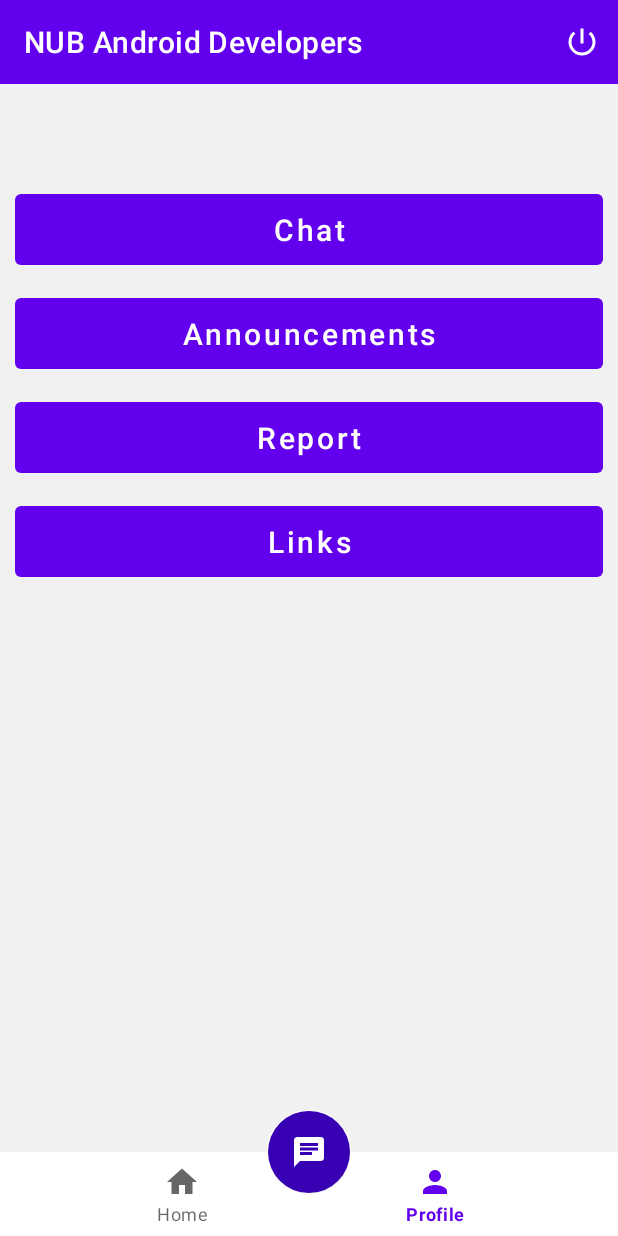
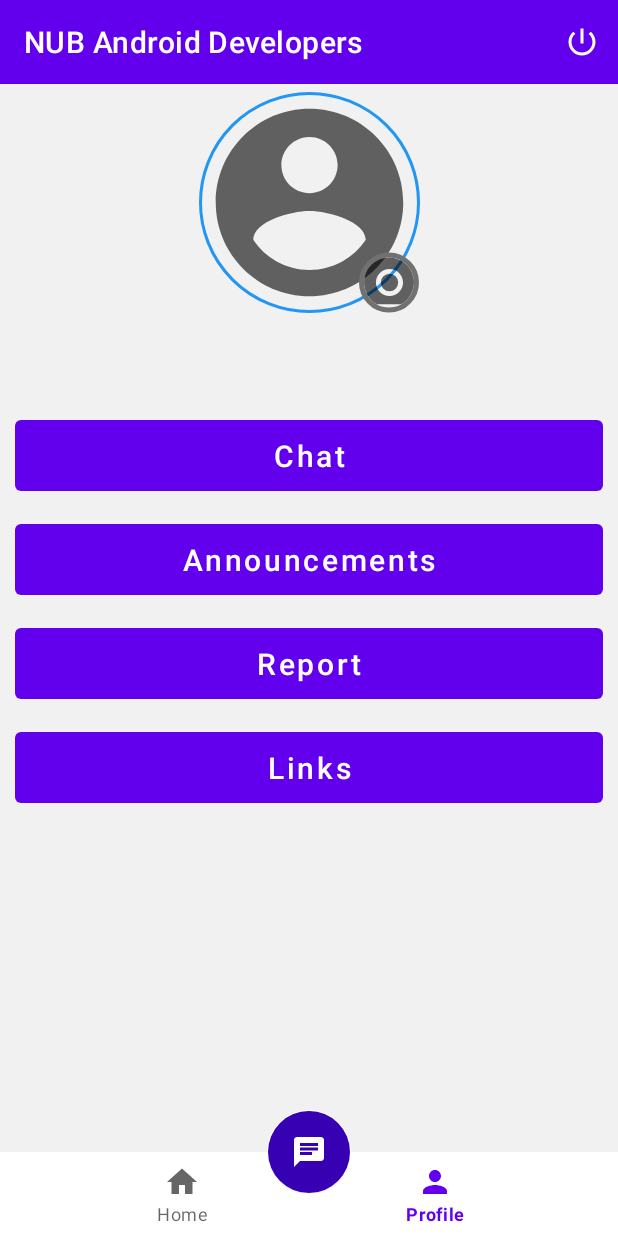
Before and after one commit to ShakibUddin/NUB-Android-Developers, an Android app: the screen it shows after launch once a user with an empty profile is signed in (MainActivity), item 2 of the bottom bar chosen, on a phone screen of 412 x 824 dp. Run offline under Robolectric (Android 15) with nearby library versions, the phone set to English and light mode, and no system bars; our stand-ins replace CircleImageView, Firebase (no records; nobody signed in at launch, a user with empty details on screens opened directly); libraries missing offline, so code that uses them is left out: com.synnapps.carouselview; 4 statements that could not run were skipped.

Commit message:
add chat and annoncement fragment and add dialog box in porfile fragment to capture picture from camera and gallery

```diff
--- a/app/build.gradle
+++ b/app/build.gradle
@@ -45,4 +45,6 @@ dependencies {
     implementation platform('com.google.firebase:firebase-bom:26.1.0')
     implementation 'com.google.firebase:firebase-auth'
     implementation "androidx.cardview:cardview:1.0.0"
+
+    implementation 'de.hdodenhof:circleimageview:3.1.0'
 }
--- /dev/null
+++ b/app/src/main/res/drawable/ic_baseline_account_circle_24.xml
@@ -0,0 +1,10 @@
+<vector xmlns:android="http://schemas.android.com/apk/res/android"
+    android:width="24dp"
+    android:height="24dp"
+    android:viewportWidth="24"
+    android:viewportHeight="24"
+    android:tint="?attr/colorControlNormal">
+  <path
+      android:fillColor="@android:color/white"
+      android:pathData="M12,2C6.48,2 2,6.48 2,12s4.48,10 10,10 10,-4.48 10,-10S17.52,2 12,2zM12,5c1.66,0 3,1.34 3,3s-1.34,3 -3,3 -3,-1.34 -3,-3 1.34,-3 3,-3zM12,19.2c-2.5,0 -4.71,-1.28 -6,-3.22 0.03,-1.99 4,-3.08 6,-3.08 1.99,0 5.97,1.09 6,3.08 -1.29,1.94 -3.5,3.22 -6,3.22z"/>
+</vector>
--- /dev/null
+++ b/app/src/main/res/drawable/ic_baseline_camera_alt_24.xml
@@ -0,0 +1,13 @@
+<vector xmlns:android="http://schemas.android.com/apk/res/android"
+    android:width="24dp"
+    android:height="24dp"
+    android:viewportWidth="24"
+    android:viewportHeight="24"
+    android:tint="?attr/colorControlNormal">
+  <path
+      android:fillColor="@android:color/white"
+      android:pathData="M12,12m-3.2,0a3.2,3.2 0,1 1,6.4 0a3.2,3.2 0,1 1,-6.4 0"/>
+  <path
+      android:fillColor="@android:color/white"
+      android:pathData="M9,2L7.17,4L4,4c-1.1,0 -2,0.9 -2,2v12c0,1.1 0.9,2 2,2h16c1.1,0 2,-0.9 2,-2L22,6c0,-1.1 -0.9,-2 -2,-2h-3.17L15,2L9,2zM12,17c-2.76,0 -5,-2.24 -5,-5s2.24,-5 5,-5 5,2.24 5,5 -2.24,5 -5,5z"/>
+</vector>
--- a/app/src/main/res/layout/fragment_profile.xml
+++ b/app/src/main/res/layout/fragment_profile.xml
@@ -7,19 +7,47 @@
     android:background="@color/appBackGround"
     tools:context=".fragments.ProfileFragment">
 
+
+    <de.hdodenhof.circleimageview.CircleImageView
+        android:id="@+id/profile_image"
+        android:layout_width="147dp"
+        android:layout_height="150dp"
+        android:layout_marginTop="4dp"
+        android:src="@drawable/ic_baseline_account_circle_24"
+        app:civ_border_color="#2196F3"
+        app:civ_border_width="2dp"
+        app:layout_constraintEnd_toEndOf="parent"
+        app:layout_constraintStart_toStartOf="parent"
+        app:layout_constraintTop_toTopOf="parent"
+        tools:ignore="MissingConstraints" />
+
+    <de.hdodenhof.circleimageview.CircleImageView
+        android:id="@+id/camera"
+        android:layout_width="40dp"
+        android:layout_height="43dp"
+        android:src="@drawable/ic_baseline_camera_alt_24"
+        app:civ_border_color="#71716F"
+        app:civ_border_width="3dp"
+        app:layout_constraintBottom_toBottomOf="@+id/profile_image"
+        app:layout_constraintEnd_toEndOf="parent"
+        app:layout_constraintHorizontal_bias="0.644"
+        app:layout_constraintStart_toStartOf="parent"
+        tools:ignore="MissingConstraints" />
+
     <com.google.android.material.textview.MaterialTextView
         android:id="@+id/username"
-        android:layout_width="match_parent"
-        android:layout_height="wrap_content"
+        android:layout_width="411dp"
+        android:layout_height="50dp"
+        android:layout_marginTop="4dp"
+        android:gravity="center"
         android:padding="10dp"
         android:textAllCaps="false"
         android:textColor="@color/black"
         android:textSize="20sp"
         android:textStyle="bold"
-        android:layout_margin="10dp"
-        app:layout_constraintEnd_toEndOf="parent"
-        app:layout_constraintStart_toStartOf="parent"
-        app:layout_constraintTop_toTopOf="parent" />
+        app:layout_constraintTop_toBottomOf="@+id/profile_image"
+        tools:ignore="MissingConstraints,NotSibling"
+        tools:layout_editor_absoluteX="2dp" />
 
     <Button
         android:id="@+id/chat"
```
Also changed, not shown: app/src/main/java/com/nubandroiddev/nubandroiddevelopers/fragments/AnnouncementFragment.java (added, +66 -0 lines), app/src/main/java/com/nubandroiddev/nubandroiddevelopers/fragments/ChatFragment.java (added, +54 -0 lines), app/src/main/java/com/nubandroiddev/nubandroiddevelopers/fragments/ProfileFragment.java (+86 -17 lines), app/src/main/res/layout/fragment_announcements.xml (added, +40 -0 lines), app/src/main/res/layout/fragment_chat.xml (added, +17 -0 lines).
